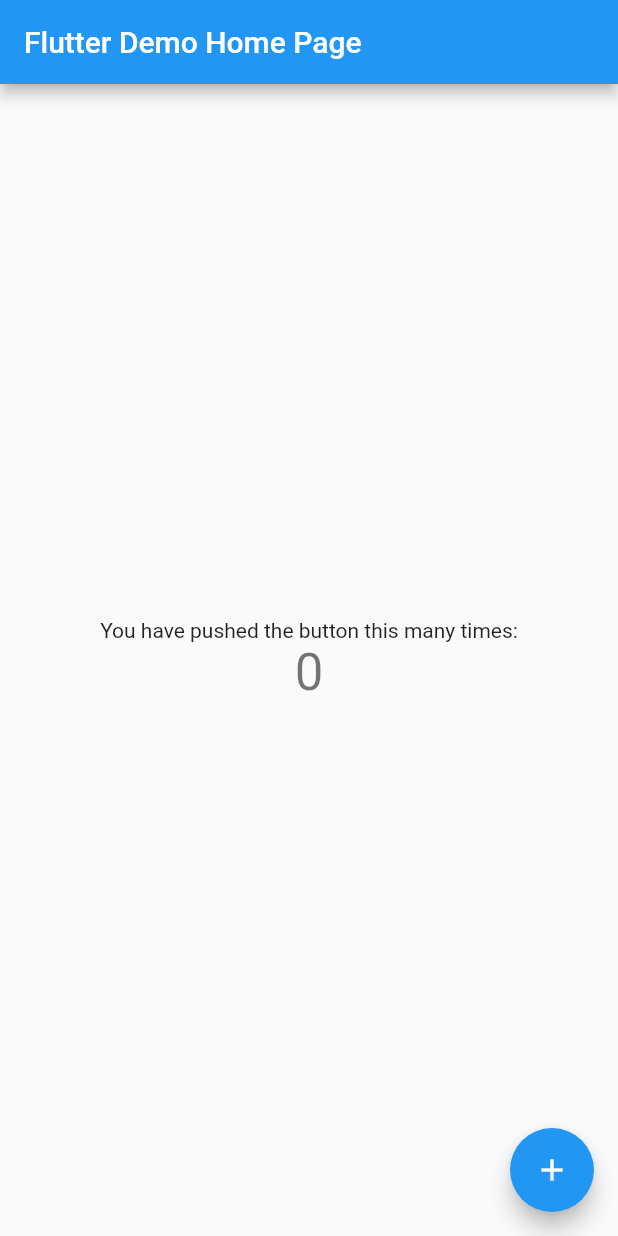
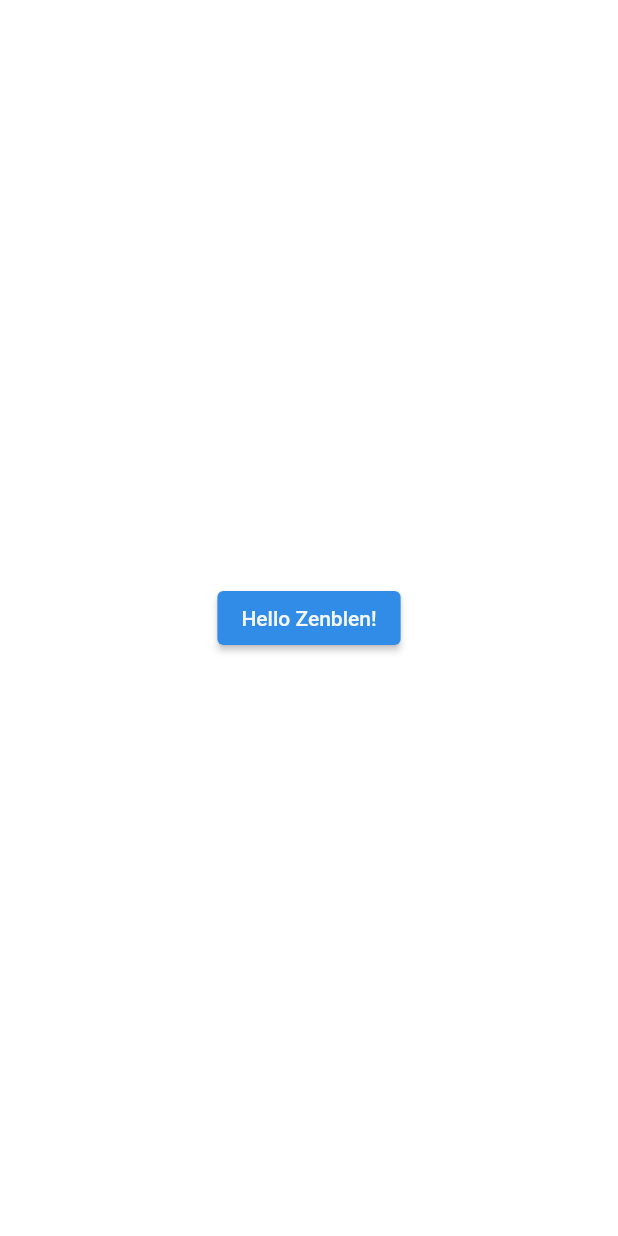
Before and after one commit to angelehernandez/hello_zenblen, a Flutter app: the screen it shows after launch, on a phone screen of 412 x 824 dp. Run offline on Flutter 3.47's test engine with Material 2 defaults, Android fonts, the phone set to English and light mode, and no system bars.

Commit message:
button formatting

```diff
--- a/lib/main.dart
+++ b/lib/main.dart
@@ -1,115 +1,24 @@
 import 'package:flutter/material.dart';
 
+const textMsg = 'Hello Zenblen!';
+const textColor = Color(0xfff3f6f4);
+const backgroundColor = Color(0xff318ce7);
+
 void main() {
-  runApp(const MyApp());
-}
-
-class MyApp extends StatelessWidget {
-  const MyApp({Key? key}) : super(key: key);
-
-  // This widget is the root of your application.
-  @override
-  Widget build(BuildContext context) {
-    return MaterialApp(
-      title: 'Flutter Demo',
-      theme: ThemeData(
-        // This is the theme of your application.
-        //
-        // Try running your application with "flutter run". You'll see the
-        // application has a blue toolbar. Then, without quitting the app, try
-        // changing the primarySwatch below to Colors.green and then invoke
-        // "hot reload" (press "r" in the console where you ran "flutter run",
-        // or simply save your changes to "hot reload" in a Flutter IDE).
-        // Notice that the counter didn't reset back to zero; the application
-        // is not restarted.
-        primarySwatch: Colors.blue,
-      ),
-      home: const MyHomePage(title: 'Flutter Demo Home Page'),
-    );
-  }
-}
-
-class MyHomePage extends StatefulWidget {
-  const MyHomePage({Key? key, required this.title}) : super(key: key);
-
-  // This widget is the home page of your application. It is stateful, meaning
-  // that it has a State object (defined below) that contains fields that affect
-  // how it looks.
-
-  // This class is the configuration for the state. It holds the values (in this
-  // case the title) provided by the parent (in this case the App widget) and
-  // used by the build method of the State. Fields in a Widget subclass are
-  // always marked "final".
-
-  final String title;
-
-  @override
-  State<MyHomePage> createState() => _MyHomePageState();
-}
-
-class _MyHomePageState extends State<MyHomePage> {
-  int _counter = 0;
-
-  void _incrementCounter() {
-    setState(() {
-      // This call to setState tells the Flutter framework that something has
-      // changed in this State, which causes it to rerun the build method below
-      // so that the display can reflect the updated values. If we changed
-      // _counter without calling setState(), then the build method would not be
-      // called again, and so nothing would appear to happen.
-      _counter++;
-    });
-  }
-
-  @override
-  Widget build(BuildContext context) {
-    // This method is rerun every time setState is called, for instance as done
-    // by the _incrementCounter method above.
-    //
-    // The Flutter framework has been optimized to make rerunning build methods
-    // fast, so that you can just rebuild anything that needs updating rather
-    // than having to individually change instances of widgets.
-    return Scaffold(
-      appBar: AppBar(
-        // Here we take the value from the MyHomePage object that was created by
-        // the App.build method, and use it to set our appbar title.
-        title: Text(widget.title),
-      ),
-      body: Center(
-        // Center is a layout widget. It takes a single child and positions it
-        // in the middle of the parent.
-        child: Column(
-          // Column is also a layout widget. It takes a list of children and
-          // arranges them vertically. By default, it sizes itself to fit its
-          // children horizontally, and tries to be as tall as its parent.
-          //
-          // Invoke "debug painting" (press "p" in the console, choose the
-          // "Toggle Debug Paint" action from the Flutter Inspector in Android
-          // Studio, or the "Toggle Debug Paint" command in Visual Studio Code)
-          // to see the wireframe for each widget.
-          //
-          // Column has various properties to control how it sizes itself and
-          // how it positions its children. Here we use mainAxisAlignment to
-          // center the children vertically; the main axis here is the vertical
-          // axis because Columns are vertical (the cross axis would be
-          // horizontal).
-          mainAxisAlignment: MainAxisAlignment.center,
-          children: <Widget>[
-            const Text(
-              'You have pushed the button this many times:',
-            ),
-            Text(
-              '$_counter',
-              style: Theme.of(context).textTheme.headline4,
-            ),
-          ],
+  runApp(
+    MaterialApp(
+      home: Center(
+        child: ElevatedButton(
+          style: ButtonStyle(
+            backgroundColor: MaterialStateProperty.all<Color>(backgroundColor),
+          ),
+          onPressed: () {},
+          child: Text(
+            textMsg,
+            style: TextStyle(color: textColor),
+          ),
         ),
       ),
-      floatingActionButton: FloatingActionButton(
-        onPressed: _incrementCounter,
-        tooltip: 'Increment',
-        child: const Icon(Icons.add),
-      ), // This trailing comma makes auto-formatting nicer for build methods.
-    );
-  }
+    ),
+  );
 }
```
